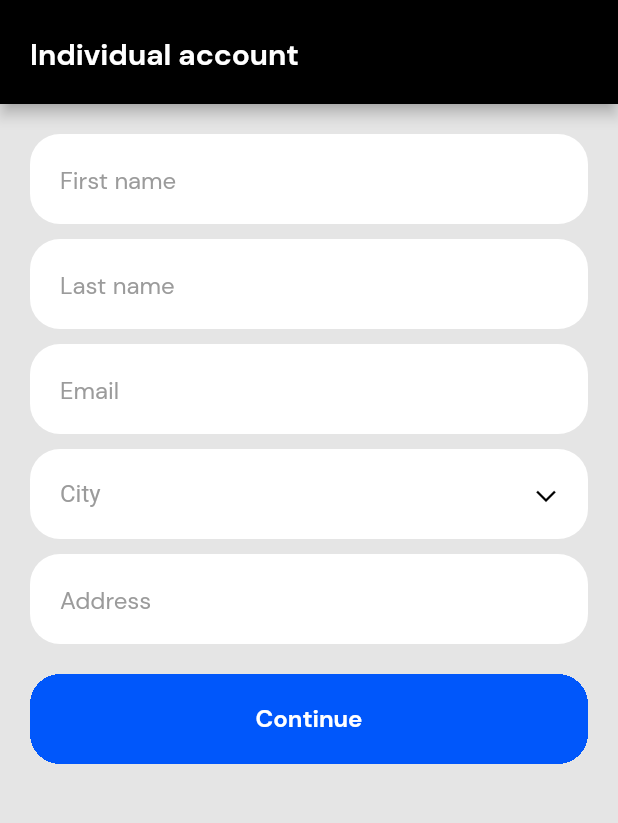
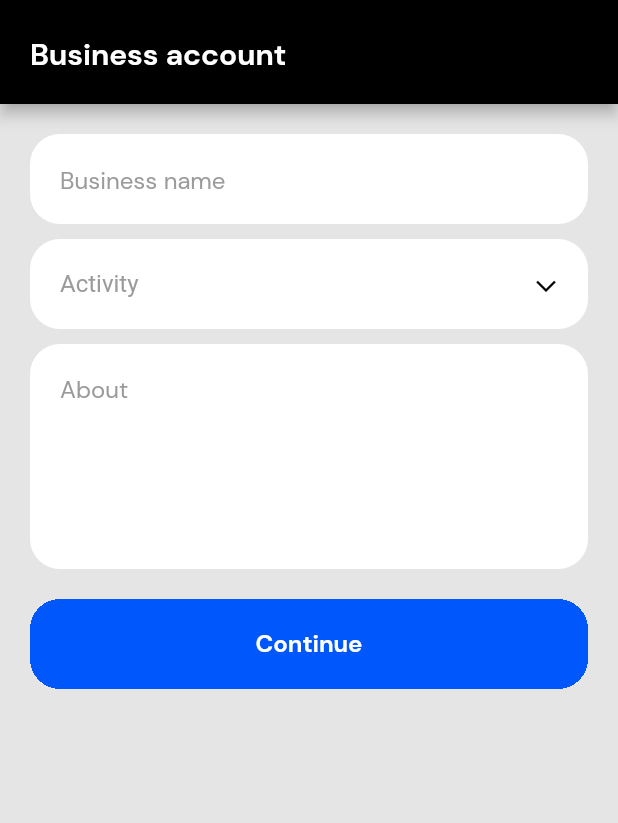
Before and after one commit to RandyKdev/basic_accounting_app, a Flutter app: the screen it shows after launch, on a phone screen of 412 x 824 dp, the part 70-893 px from its top. Run offline on Flutter 3.47's test engine with Material 2 defaults, Android fonts, the phone set to English and light mode, and no system bars.

Commit message:
Add business account screen

```diff
--- /dev/null
+++ b/lib/screens/auth/business_account.dart
@@ -0,0 +1,198 @@
+import 'package:basic/constants/color_constants.dart';
+import 'package:basic/constants/textstyle_constants.dart';
+import 'package:flutter/material.dart';
+import 'package:flutter/services.dart';
+
+class BusinessAccountScreen extends StatelessWidget {
+  const BusinessAccountScreen({Key? key}) : super(key: key);
+
+  @override
+  Widget build(BuildContext context) {
+    SystemChrome.setEnabledSystemUIOverlays([
+      SystemUiOverlay.top,
+      SystemUiOverlay.bottom,
+    ]);
+
+    SystemChrome.setSystemUIOverlayStyle(SystemUiOverlayStyle(
+      statusBarColor: primaryColor,
+      statusBarBrightness: Brightness.dark,
+      systemNavigationBarIconBrightness: Brightness.dark,
+      statusBarIconBrightness: Brightness.light,
+      systemNavigationBarColor: desaturatedGreyColor,
+    ));
+
+    return Scaffold(
+      appBar: AppBar(
+        brightness: Brightness.dark,
+        backgroundColor: primaryColor,
+        title: FittedBox(
+          child: Container(
+            padding: EdgeInsets.symmetric(
+              vertical: 10,
+              horizontal: 20,
+            ),
+            decoration: BoxDecoration(
+                color: whiteColor!.withOpacity(.1),
+                borderRadius: BorderRadius.all(Radius.circular(10))),
+            child: Row(
+              children: [
+                Icon(
+                  Icons.arrow_back_ios,
+                  size: 17,
+                ),
+                SizedBox(width: 10),
+                Text(
+                  'Return',
+                  style: labelBoldTextStyle,
+                ),
+              ],
+            ),
+          ),
+        ),
+        automaticallyImplyLeading: false,
+        bottom: PreferredSize(
+          child: Container(
+            margin: EdgeInsets.only(
+              left: 20,
+              bottom: 20,
+            ),
+            child: Align(
+              alignment: Alignment.topLeft,
+              child: Text(
+                'Business account',
+                style: h6TextStyle.merge(TextStyle(color: whiteColor)),
+              ),
+            ),
+          ),
+          preferredSize: Size.fromHeight(60),
+        ),
+      ),
+      body: SingleChildScrollView(
+        child: Container(
+          height: MediaQuery.of(context).size.height,
+          padding: EdgeInsets.only(
+            left: 20,
+            right: 20,
+            top: 20,
+          ),
+          child: Column(
+            crossAxisAlignment: CrossAxisAlignment.center,
+            children: [
+              Container(
+                margin: EdgeInsets.only(bottom: 10),
+                padding: EdgeInsets.symmetric(vertical: 18, horizontal: 20),
+                height: 60,
+                decoration: BoxDecoration(
+                  color: whiteColor,
+                  borderRadius: BorderRadius.all(
+                    Radius.circular(20),
+                  ),
+                ),
+                child: TextField(
+                  keyboardType: TextInputType.name,
+                  decoration: InputDecoration(
+                    hintText: 'Business name',
+                    hintStyle:
+                        bodyTextStyle.merge(TextStyle(color: lightGreyColor)),
+                    contentPadding: EdgeInsets.symmetric(vertical: 8),
+                    enabledBorder: InputBorder.none,
+                  ),
+                ),
+              ),
+              Container(
+                margin: EdgeInsets.only(bottom: 10),
+                padding: EdgeInsets.symmetric(vertical: 18, horizontal: 20),
+                height: 60,
+                decoration: BoxDecoration(
+                  color: whiteColor,
+                  borderRadius: BorderRadius.all(
+                    Radius.circular(20),
+                  ),
+                ),
+                child: SizedBox(
+                  width: double.infinity,
+                  child: DropdownButtonHideUnderline(
+                    child: DropdownButton(
+                      style: bodyTextStyle.merge(TextStyle(color: greyColor)),
+                      hint: Text(
+                        'Activity',
+                        style: bodyTextStyle
+                            .merge(TextStyle(color: lightGreyColor)),
+                      ),
+                      onChanged: (String? t) {},
+                      icon: Padding(
+                        padding: const EdgeInsets.only(
+                          left: 10,
+                          bottom: 5,
+                        ),
+                        child: RotatedBox(
+                          quarterTurns: 3,
+                          child: Icon(
+                            Icons.arrow_back_ios,
+                            size: 16,
+                            color: primaryColor,
+                          ),
+                        ),
+                      ),
+                      items: [
+                        DropdownMenuItem(
+                          value: 'Budgeting',
+                          child: Text('Budgeting'),
+                        ),
+                      ],
+                    ),
+                  ),
+                ),
+              ),
+              Container(
+                margin: EdgeInsets.only(bottom: 0),
+                padding: EdgeInsets.symmetric(vertical: 18, horizontal: 20),
+                height: 150,
+                decoration: BoxDecoration(
+                  color: whiteColor,
+                  borderRadius: BorderRadius.all(
+                    Radius.circular(20),
+                  ),
+                ),
+                child: TextField(
+                  keyboardType: TextInputType.text,
+                  expands: true,
+                  maxLines: null,
+                  minLines: null,
+                  decoration: InputDecoration(
+                    hintText: 'About',
+                    hintStyle:
+                        bodyTextStyle.merge(TextStyle(color: lightGreyColor)),
+                    contentPadding: EdgeInsets.symmetric(vertical: 0),
+                    enabledBorder: InputBorder.none,
+                  ),
+                ),
+              ),
+              Container(
+                decoration: BoxDecoration(
+                  borderRadius: BorderRadius.all(
+                    Radius.circular(20),
+                  ),
+                ),
+                margin: EdgeInsets.symmetric(vertical: 20),
+                clipBehavior: Clip.hardEdge,
+                height: 60,
+                width: double.infinity,
+                child: ElevatedButton(
+                  style: ButtonStyle(
+                    backgroundColor: MaterialStateProperty.all(accentColor),
+                  ),
+                  onPressed: () {},
+                  child: Text(
+                    'Continue',
+                    style: bodyBoldTextStyle,
+                  ),
+                ),
+              ),
+            ],
+          ),
+        ),
+      ),
+    );
+  }
+}
--- a/lib/screens/basic.dart
+++ b/lib/screens/basic.dart
@@ -1,5 +1,6 @@
 import 'package:basic/constants/color_constants.dart';
 import 'package:basic/constants/textstyle_constants.dart';
+import 'package:basic/screens/auth/business_account.dart';
 import 'package:basic/screens/auth/individual_account.dart';
 import 'package:basic/screens/auth/login_screen.dart';
 import 'package:basic/screens/auth/setup_account_screen.dart';
@@ -37,7 +38,7 @@ class Basic extends StatelessWidget {
         primaryColor: primaryColor,
         scaffoldBackgroundColor: desaturatedGreyColor,
       ),
-      home: IndividualAccountScreen(),
+      home: BusinessAccountScreen(),
       debugShowCheckedModeBanner: false,
     );
   }
```
